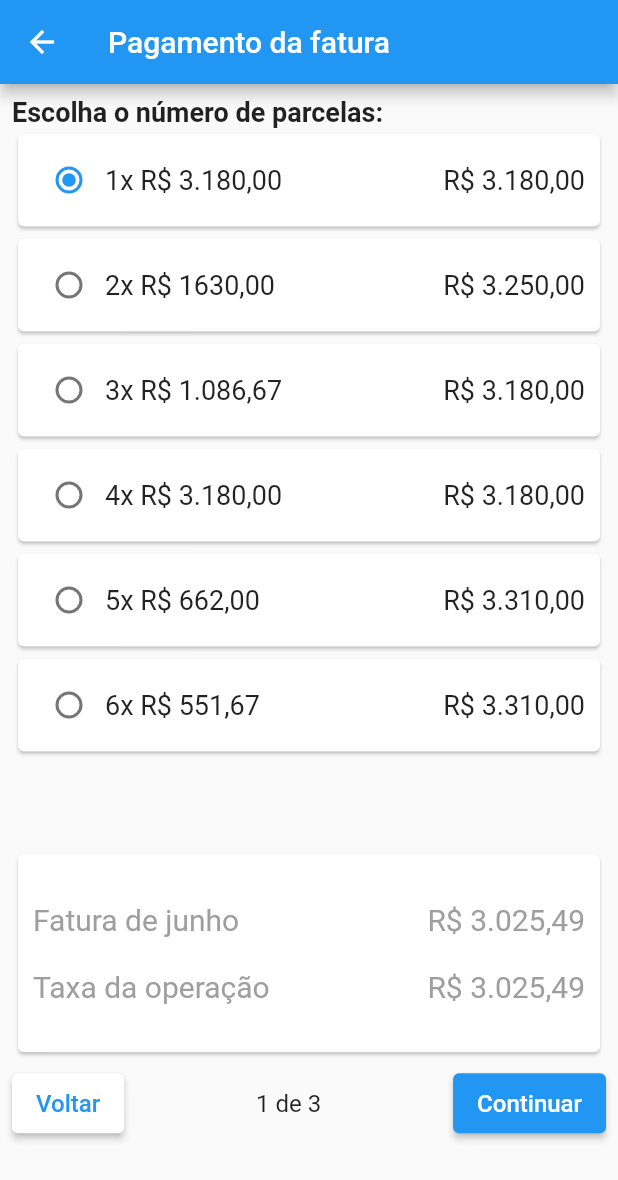
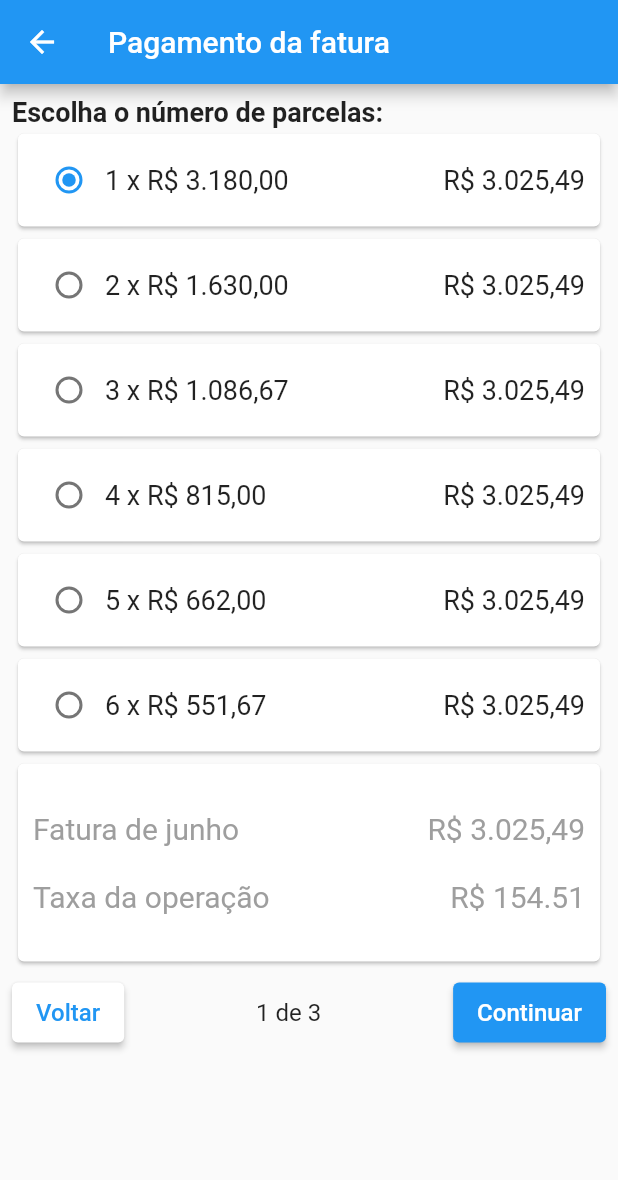
Before and after one commit to 94silva-bruno/Faturas, a Flutter app: the screen it shows after launch, after a tap on "Pagar com cartão de crédito", on a phone screen of 412 x 824 dp. Shown: the top 1180 px of the screen. Run offline on Flutter 3.47's test engine with Material 2 defaults, Android fonts, the phone set to English and light mode, and no system bars.

Commit message:
Melhorias no projeto da fatura.

```diff
--- a/lib/invoice_payment.dart
+++ /dev/null
@@ -1,333 +0,0 @@
-import 'package:flutter/material.dart';
-
-enum InvoicePaymentEnum {
-  one,
-  two,
-  three,
-  four,
-  five,
-  six,
-}
-
-class InvoicePayment extends StatelessWidget {
-  InvoicePaymentEnum? _choose = InvoicePaymentEnum.one;
-
-  @override
-  Widget build(BuildContext context) {
-    return Scaffold(
-      appBar: AppBar(
-        title: Text('Pagamento da fatura'),
-      ),
-      body: Padding(
-        padding: const EdgeInsets.all(8.0),
-        child: Column(
-          children: [
-            Row(
-              children: [
-                Text(
-                  'Escolha o número de parcelas: ',
-                  style: TextStyle(
-                    fontSize: 18.0,
-                    fontWeight: FontWeight.bold,
-                  ),
-                ),
-              ],
-            ),
-            SizedBox(
-              height: 70,
-              child: Card(
-                child: Padding(
-                  padding: EdgeInsets.all(10.0),
-                  child: Row(
-                    children: [
-                      Radio(
-                          value: InvoicePaymentEnum.one,
-                          groupValue: _choose,
-                          onChanged: (InvoicePaymentEnum? value) {
-                            _choose = value;
-                          }),
-                      Text(
-                        '1x R\$ 3.180,00',
-                        style: TextStyle(
-                          fontSize: 18.0,
-                        ),
-                      ),
-                      Spacer(),
-                      Text(
-                        'R\$ 3.180,00',
-                        style: TextStyle(
-                          fontSize: 18.0,
-                        ),
-                      ),
-                    ],
-                  ),
-                ),
-              ),
-            ),
-            SizedBox(
-              height: 70,
-              child: Card(
-                child: Padding(
-                  padding: EdgeInsets.all(10.0),
-                  child: Row(
-                    children: [
-                      Radio(
-                          value: InvoicePaymentEnum.two,
-                          groupValue: _choose,
-                          onChanged: (InvoicePaymentEnum? value) {
-                            _choose = value;
-                          }),
-                      Text(
-                        '2x R\$ 1630,00',
-                        style: TextStyle(
-                          fontSize: 18.0,
-                        ),
-                      ),
-                      Spacer(),
-                      Text(
-                        'R\$ 3.250,00',
-                        style: TextStyle(
-                          fontSize: 18.0,
-                        ),
-                      ),
-                    ],
-                  ),
-                ),
-              ),
-            ),
-            SizedBox(
-              height: 70,
-              child: Card(
-                child: Padding(
-                  padding: EdgeInsets.all(10.0),
-                  child: Row(
-                    children: [
-                      Radio(
-                          value: InvoicePaymentEnum.three,
-                          groupValue: _choose,
-                          onChanged: (InvoicePaymentEnum? value) {
-                            _choose = value;
-                          }),
-                      Text(
-                        '3x R\$ 1.086,67',
-                        style: TextStyle(
-                          fontSize: 18.0,
-                        ),
-                      ),
-                      Spacer(),
-                      Text(
-                        'R\$ 3.180,00',
-                        style: TextStyle(
-                          fontSize: 18.0,
-                        ),
-                      ),
-                    ],
-                  ),
-                ),
-              ),
-            ),
-            SizedBox(
-              height: 70,
-              child: Card(
-                child: Padding(
-                  padding: EdgeInsets.all(10.0),
-                  child: Row(
-                    children: [
-                      Radio(
-                          value: InvoicePaymentEnum.four,
-                          groupValue: _choose,
-                          onChanged: (InvoicePaymentEnum? value) {
-                            _choose = value;
-                          }),
-                      Text(
-                        '4x R\$ 3.180,00',
-                        style: TextStyle(
-                          fontSize: 18.0,
-                        ),
-                      ),
-                      Spacer(),
-                      Text(
-                        'R\$ 3.180,00',
-                        style: TextStyle(
-                          fontSize: 18.0,
-                        ),
-                      ),
-                    ],
-                  ),
-                ),
-              ),
-            ),
-            SizedBox(
-              height: 70,
-              child: Card(
-                child: Padding(
-                  padding: EdgeInsets.all(10.0),
-                  child: Row(
-                    children: [
-                      Radio(
-                          value: InvoicePaymentEnum.five,
-                          groupValue: _choose,
-                          onChanged: (InvoicePaymentEnum? value) {
-                            _choose = value;
-                          }),
-                      Text(
-                        '5x R\$ 662,00',
-                        style: TextStyle(
-                          fontSize: 18.0,
-                        ),
-                      ),
-                      Spacer(),
-                      Text(
-                        'R\$ 3.310,00',
-                        style: TextStyle(
-                          fontSize: 18.0,
-                        ),
-                      ),
-                    ],
-                  ),
-                ),
-              ),
-            ),
-            SizedBox(
-              height: 70,
-              child: Card(
-                child: Padding(
-                  padding: EdgeInsets.all(10.0),
-                  child: Row(
-                    children: [
-                      Radio(
-                          value: InvoicePaymentEnum.six,
-                          groupValue: _choose,
-                          onChanged: (InvoicePaymentEnum? value) {
-                            _choose = value;
-                          }),
-                      Text(
-                        '6x R\$ 551,67',
-                        style: TextStyle(
-                          fontSize: 18.0,
-                        ),
-                      ),
-                      Spacer(),
-                      Text(
-                        'R\$ 3.310,00',
-                        style: TextStyle(
-                          fontSize: 18.0,
-                        ),
-                      ),
-                    ],
-                  ),
-                ),
-              ),
-            ),
-            Spacer(),
-            SizedBox(
-              height: 140,
-              child: Card(
-                child: Padding(
-                  padding: EdgeInsets.all(10.0),
-                  child: Column(
-                    children: [
-                      Spacer(),
-                      Row(
-                        children: [
-                          Text(
-                            'Fatura de junho',
-                            style: TextStyle(
-                              fontSize: 20,
-                              fontWeight: FontWeight.w400,
-                              color: Colors.grey,
-                            ),
-                          ),
-                          Spacer(),
-                          Text(
-                            'R\$ 3.025,49',
-                            style: TextStyle(
-                              fontSize: 20,
-                              fontWeight: FontWeight.w400,
-                              color: Colors.grey,
-                            ),
-                          ),
-                        ],
-                      ),
-                      Spacer(),
-                      Row(
-                        children: [
-                          Text(
-                            'Taxa da operação',
-                            style: TextStyle(
-                              fontSize: 20,
-                              fontWeight: FontWeight.w400,
-                              color: Colors.grey,
-                            ),
-                          ),
-                          Spacer(),
-                          Text(
-                            'R\$ 3.025,49',
-                            style: TextStyle(
-                              fontSize: 20,
-                              fontWeight: FontWeight.w400,
-                              color: Colors.grey,
-                            ),
-                          ),
-                        ],
-                      ),
-                      Spacer(),
-                    ],
-                  ),
-                ),
-              ),
-            ),
-            SizedBox(
-              height: 10,
-            ),
-            Row(
-              children: [
-                SizedBox(
-                  height: 40,
-                  child: ElevatedButton(
-                    child: Text(
-                      'Voltar',
-                      style: TextStyle(
-                        fontSize: 16.0,
-                        color: Colors.blue,
-                      ),
-                    ),
-                    onPressed: () {
-                      Navigator.pop(context);
-                    },
-                    style: ButtonStyle(
-                      backgroundColor:
-                          MaterialStateProperty.all<Color>(Colors.white),
-                    ),
-                  ),
-                ),
-                Spacer(),
-                Text(
-                  '1 de 3',
-                  style: TextStyle(
-                    fontSize: 16.0,
-                  ),
-                ),
-                Spacer(),
-                SizedBox(
-                  height: 40,
-                  child: ElevatedButton(
-                    child: Text(
-                      'Continuar',
-                      style: TextStyle(
-                        fontSize: 16.0,
-                        color: Colors.white,
-                      ),
-                    ),
-                    onPressed: () {},
-                  ),
-                ),
-              ],
-            ),
-            Spacer(),
-          ],
-        ),
-      ),
-    );
-  }
-}
--- a/lib/main.dart
+++ b/lib/main.dart
@@ -1,6 +1,6 @@
+import 'package:faturas/view/screens/payment_options.dart';
 import 'package:flutter/material.dart';
 import 'package:flutter/widgets.dart';
-import 'package:faturas/invoice_payment.dart';
 
 void main() {
   runApp(Home());
@@ -185,7 +185,7 @@ class Fatura extends StatelessWidget {
                           fontSize: 16.0,
                         )),
                     onPressed: () {
-                      Navigator.push(context, MaterialPageRoute(builder: (context) => InvoicePayment() ));
+                      Navigator.push(context, MaterialPageRoute(builder: (context) => PaymentOptionsScreen() ));
                     },
                   ),
                 ),
--- /dev/null
+++ b/lib/model/payment_option.dart
@@ -0,0 +1,14 @@
+class PaymentOption {
+
+  PaymentOption(this._number, this._value, this._total);
+
+  int _number;
+  double _value;
+  double _total;
+
+  int get number => _number;
+
+  double get value => _value;
+
+  double get total => _total;
+}
--- /dev/null
+++ b/lib/model/payment_options_model.dart
@@ -0,0 +1,13 @@
+import 'package:faturas/model/payment_option.dart';
+
+class PaymentOptionsModel {
+
+  double _invoiceValue;
+  List<PaymentOption> _paymentOptions;
+
+  PaymentOptionsModel(this._invoiceValue, this._paymentOptions);
+
+  double get invoiceValue => _invoiceValue;
+
+  List<PaymentOption> get paymentOptions => _paymentOptions;
+}
--- /dev/null
+++ b/lib/view/screens/payment_options.dart
@@ -0,0 +1,208 @@
+import 'package:faturas/model/payment_option.dart';
+import 'package:faturas/view_model/payment_options_view_model.dart';
+import 'package:flutter/material.dart';
+import 'package:intl/intl.dart';
+
+class PaymentOptionsScreen extends StatefulWidget {
+  @override
+  PaymentOptionsScreenState createState() {
+    return PaymentOptionsScreenState();
+  }
+}
+
+class PaymentOptionsScreenState extends State<PaymentOptionsScreen> {
+  int _amountInstallments = 1;
+  String _transactionFee = '154.51';
+  PaymentOptionsViewModel _paymentOptionsViewModel = PaymentOptionsViewModel();
+  final formatCurrency = new NumberFormat("#,##0.00", "pt_BR");
+
+  void selectedChoose(int amountInstallments) {
+    setState(() {
+      _amountInstallments = amountInstallments;
+      _transactionFee = formatCurrency.format(_paymentOptionsViewModel
+          .calculationTransactionFee(amountInstallments)) ;
+    });
+  }
+
+  @override
+  Widget build(BuildContext context) {
+    return Scaffold(
+      appBar: AppBar(
+        title: Text('Pagamento da fatura'),
+      ),
+      body: Padding(
+        padding: const EdgeInsets.all(8.0),
+        child: Column(
+          children: [
+            Row(
+              children: [
+                Text(
+                  'Escolha o número de parcelas: ',
+                  style: TextStyle(
+                    fontSize: 18.0,
+                    fontWeight: FontWeight.bold,
+                  ),
+                ),
+              ],
+            ),
+            _contentListView(context,
+                _paymentOptionsViewModel.paymentOptionsModel!.paymentOptions),
+            SizedBox(
+              height: 140,
+              child: Card(
+                child: Padding(
+                  padding: EdgeInsets.all(10.0),
+                  child: Column(
+                    children: [
+                      Spacer(),
+                      Row(
+                        children: [
+                          Text(
+                            'Fatura de junho',
+                            style: TextStyle(
+                              fontSize: 20,
+                              fontWeight: FontWeight.w400,
+                              color: Colors.grey,
+                            ),
+                          ),
+                          Spacer(),
+                          Text(
+                            'R\$ 3.025,49',
+                            style: TextStyle(
+                              fontSize: 20,
+                              fontWeight: FontWeight.w400,
+                              color: Colors.grey,
+                            ),
+                          ),
+                        ],
+                      ),
+                      Spacer(),
+                      Row(
+                        children: [
+                          Text(
+                            'Taxa da operação',
+                            style: TextStyle(
+                              fontSize: 20,
+                              fontWeight: FontWeight.w400,
+                              color: Colors.grey,
+                            ),
+                          ),
+                          Spacer(),
+                          Text(
+                            'R\$ $_transactionFee',
+                            style: TextStyle(
+                              fontSize: 20,
+                              fontWeight: FontWeight.w400,
+                              color: Colors.grey,
+                            ),
+                          ),
+                        ],
+                      ),
+                      Spacer(),
+                    ],
+                  ),
+                ),
+              ),
+            ),
+            SizedBox(
+              height: 10,
+            ),
+            Row(
+              children: [
+                SizedBox(
+                  height: 40,
+                  child: ElevatedButton(
+                    child: Text(
+                      'Voltar',
+                      style: TextStyle(
+                        fontSize: 16.0,
+                        color: Colors.blue,
+                      ),
+                    ),
+                    onPressed: () {
+                      Navigator.pop(context);
+                    },
+                    style: ButtonStyle(
+                      backgroundColor:
+                          MaterialStateProperty.all<Color>(Colors.white),
+                    ),
+                  ),
+                ),
+                Spacer(),
+                Text(
+                  '1 de 3',
+                  style: TextStyle(
+                    fontSize: 16.0,
+                  ),
+                ),
+                Spacer(),
+                SizedBox(
+                  height: 40,
+                  child: ElevatedButton(
+                    child: Text(
+                      'Continuar',
+                      style: TextStyle(
+                        fontSize: 16.0,
+                        color: Colors.white,
+                      ),
+                    ),
+                    onPressed: () {},
+                  ),
+                ),
+              ],
+            ),
+            Spacer(),
+          ],
+        ),
+      ),
+    );
+  }
+
+  Widget _contentListView(
+      BuildContext context, List<PaymentOption> listPaymentOption) {
+    return ListView.builder(
+      shrinkWrap: true,
+      itemCount: listPaymentOption.length,
+      itemBuilder: (context, index) {
+        var indice = index + 1;
+        var value = formatCurrency.format(listPaymentOption[index].value);
+        var total = formatCurrency.format(listPaymentOption[index].total);
+
+        return SizedBox(
+          height: 70,
+          child: Card(
+            child: Padding(
+              padding: EdgeInsets.all(10.0),
+              child: Row(
+                children: [
+                  Radio(
+                    value: indice,
+                    groupValue: _amountInstallments,
+                    onChanged: (value) {
+                      setState(() {
+                        selectedChoose(value as int);
+                      });
+                    },
+                  ),
+                  Text(
+                    '$indice x R\$ $value',
+                    style: TextStyle(
+                      fontSize: 18.0,
+                    ),
+                  ),
+                  Spacer(),
+                  Text(
+                    'R\$ $total',
+                    style: TextStyle(
+                      fontSize: 18.0,
+                    ),
+                  ),
+                ],
+              ),
+            ),
+          ),
+        );
+      },
+    );
+  }
+}
--- /dev/null
+++ b/lib/view_model/payment_options_view_model.dart
@@ -0,0 +1,32 @@
+import 'package:faturas/model/payment_option.dart';
+import 'package:faturas/model/payment_options_model.dart';
+
+class PaymentOptionsViewModel {
+
+  PaymentOptionsModel? _paymentOptionsModel;
+
+  PaymentOptionsViewModel() {
+    PaymentOption paymentOption1 = PaymentOption(1, 3180.00, 3025.49);
+    PaymentOption paymentOption2 = PaymentOption(2, 1630.00, 3025.49);
+    PaymentOption paymentOption3 = PaymentOption(3, 1086.67, 3025.49);
+    PaymentOption paymentOption4 = PaymentOption(4, 815.00, 3025.49);
+    PaymentOption paymentOption5 = PaymentOption(5, 662.00, 3025.49);
+    PaymentOption paymentOption6 = PaymentOption(6, 551.67, 3025.49);
+
+    _paymentOptionsModel = PaymentOptionsModel(3025.49, [paymentOption1, paymentOption2, paymentOption3, paymentOption4, paymentOption5, paymentOption6]);
+  }
+
+  double calculationTransactionFee(int amountInstallments) {
+
+    var transactionFee = 0.0;
+
+    var total = _paymentOptionsModel!.paymentOptions[amountInstallments - 1].total;
+    var value = _paymentOptionsModel!.paymentOptions[amountInstallments - 1].value;
+
+    transactionFee = (amountInstallments * value) - total;
+
+    return transactionFee;
+  }
+
+  PaymentOptionsModel? get paymentOptionsModel => _paymentOptionsModel;
+}
--- a/pubspec.yaml
+++ b/pubspec.yaml
@@ -24,10 +24,11 @@ dependencies:
   flutter:
     sdk: flutter
 
-
   # The following adds the Cupertino Icons font to your application.
   # Use with the CupertinoIcons class for iOS style icons.
   cupertino_icons: ^1.0.2
+
+  intl: ^0.17.0
 
 dev_dependencies:
   flutter_test:
```
Also changed, not shown: pubspec.lock.
